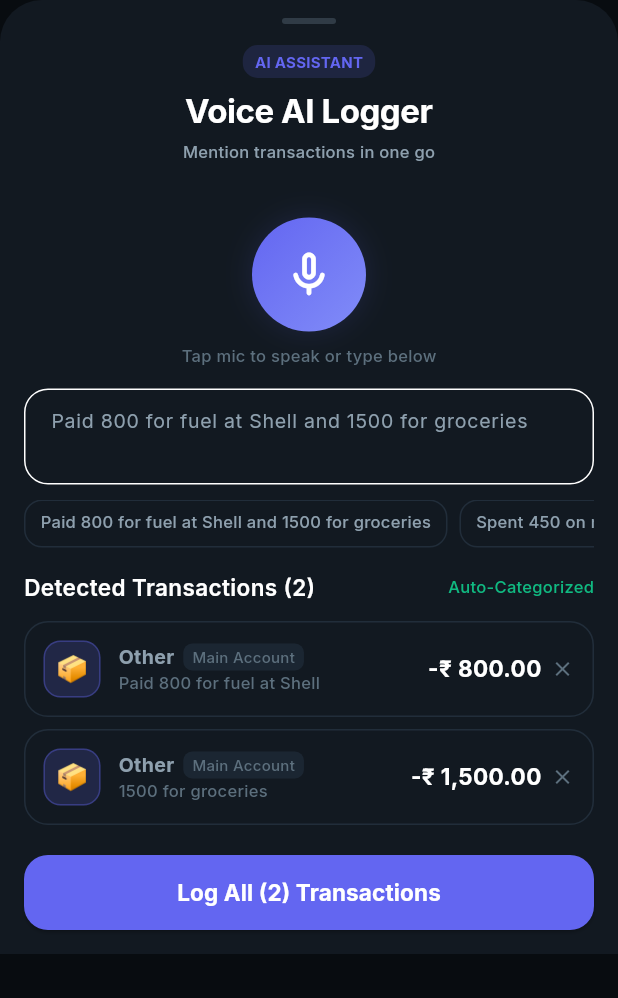
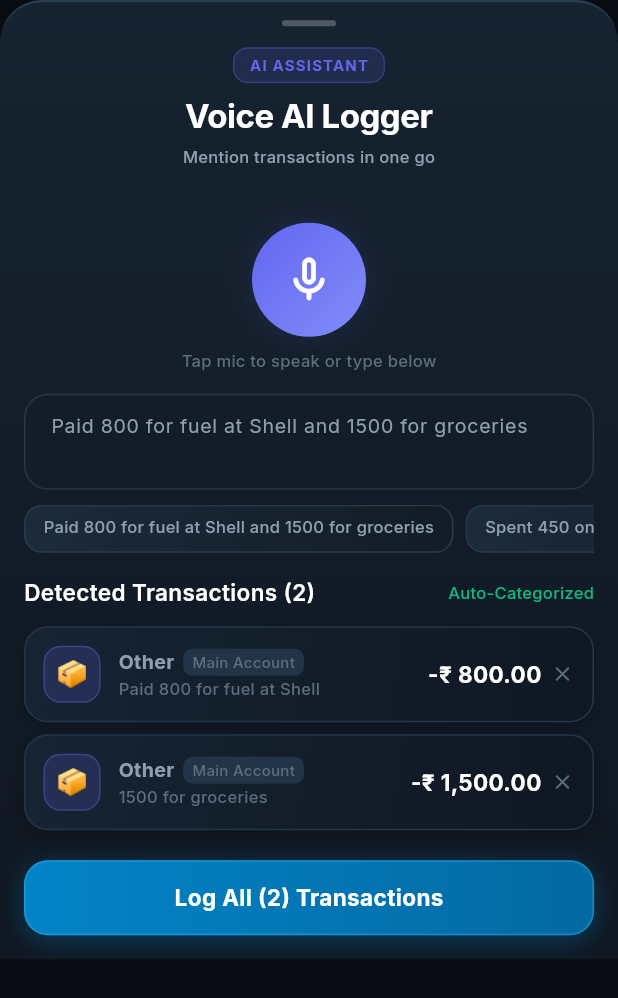
Before and after one commit to gopu29/flow_expense, a Flutter app: the VoiceLoggerSheet widget shown alone on an empty page, opened directly, after a tap on the "mic none" icon, after a tap on the "mic" icon, on a phone screen of 412 x 824 dp. Shown: the top 998 px of the screen. Run offline on Flutter 3.47's test engine with Material 3 defaults, Android fonts, the phone set to English and light mode, and no system bars; our stand-ins replace fl_chart, flutter_riverpod, google_fonts, sqflite, sqflite_common_ffi_web; accounts and stored records are empty.

Commit message:
style(sheets): elevate month selector and voice logger modal glassmorphism

```diff
--- a/lib/features/voice_logging/screens/voice_logger_sheet.dart
+++ b/lib/features/voice_logging/screens/voice_logger_sheet.dart
@@ -1,4 +1,5 @@
 import 'package:flutter/material.dart';
+import 'package:flutter/services.dart';
 import 'package:flutter_riverpod/flutter_riverpod.dart';
 import '../../../core/theme/app_colors.dart';
 import '../../../core/theme/app_typography.dart';
@@ -111,8 +112,21 @@ class _VoiceLoggerSheetState extends ConsumerState<VoiceLoggerSheet> {
   Widget build(BuildContext context) {
     return Container(
       decoration: const BoxDecoration(
-        color: AppColors.backgroundSecondary,
+        gradient: LinearGradient(
+          begin: Alignment.topCenter,
+          end: Alignment.bottomCenter,
+          colors: [
+            Color(0xFF162330),
+            Color(0xFF0F1722),
+          ],
+        ),
         borderRadius: BorderRadius.vertical(top: Radius.circular(28)),
+        border: Border(
+          top: BorderSide(
+            color: Color(0xFF2B3F54),
+            width: 1.5,
+          ),
+        ),
       ),
       padding: EdgeInsets.only(
         top: 12,
@@ -132,7 +146,7 @@ class _VoiceLoggerSheetState extends ConsumerState<VoiceLoggerSheet> {
                   width: 36,
                   height: 4,
                   decoration: BoxDecoration(
-                    color: AppColors.textTertiary.withValues(alpha: 0.4),
+                    color: Colors.white.withValues(alpha: 0.25),
                     borderRadius: BorderRadius.circular(2),
                   ),
                 ),
@@ -144,10 +158,13 @@ class _VoiceLoggerSheetState extends ConsumerState<VoiceLoggerSheet> {
                 mainAxisAlignment: MainAxisAlignment.center,
                 children: [
                   Container(
-                    padding: const EdgeInsets.symmetric(horizontal: 8, vertical: 4),
+                    padding: const EdgeInsets.symmetric(horizontal: 10, vertical: 4),
                     decoration: BoxDecoration(
                       color: AppColors.accent.withValues(alpha: 0.15),
                       borderRadius: BorderRadius.circular(10),
+                      border: Border.all(
+                        color: AppColors.accent.withValues(alpha: 0.3),
+                      ),
                     ),
                     child: Text(
                       'AI ASSISTANT',
@@ -155,6 +172,7 @@ class _VoiceLoggerSheetState extends ConsumerState<VoiceLoggerSheet> {
                         color: AppColors.accent,
                         fontWeight: FontWeight.bold,
                         fontSize: 10,
+                        letterSpacing: 0.8,
                       ),
                     ),
                   ),
@@ -176,6 +194,7 @@ class _VoiceLoggerSheetState extends ConsumerState<VoiceLoggerSheet> {
               VoiceWaveformMic(
                 isListening: _isListening,
                 onToggle: () {
+                  HapticFeedback.mediumImpact();
                   if (_isListening) {
                     setState(() => _isListening = false);
                   } else {
@@ -201,11 +220,15 @@ class _VoiceLoggerSheetState extends ConsumerState<VoiceLoggerSheet> {
                   hintText: 'e.g. Spent 250 for lunch and 80 for coffee',
                   hintStyle: AppTypography.bodyMedium.copyWith(color: AppColors.textTertiary),
                   filled: true,
-                  fillColor: AppColors.surface,
+                  fillColor: const Color(0xFF131D28),
                   contentPadding: const EdgeInsets.symmetric(horizontal: 14, vertical: 12),
                   border: OutlineInputBorder(
                     borderRadius: BorderRadius.circular(16),
-                    borderSide: const BorderSide(color: AppColors.surfaceBorder),
+                    borderSide: const BorderSide(color: Color(0xFF243647)),
+                  ),
+                  enabledBorder: OutlineInputBorder(
+                    borderRadius: BorderRadius.circular(16),
+                    borderSide: const BorderSide(color: Color(0xFF243647)),
                   ),
                 ),
               ),
@@ -222,20 +245,24 @@ class _VoiceLoggerSheetState extends ConsumerState<VoiceLoggerSheet> {
                     final prompt = _samplePrompts[index];
                     return GestureDetector(
                       onTap: () {
+                        HapticFeedback.selectionClick();
                         _speechController.text = prompt;
                       },
                       child: Container(
-                        padding: const EdgeInsets.symmetric(horizontal: 10, vertical: 6),
+                        padding: const EdgeInsets.symmetric(horizontal: 12, vertical: 6),
                         decoration: BoxDecoration(
-                          color: AppColors.surface,
+                          gradient: const LinearGradient(
+                            colors: [Color(0xFF1C2B3A), Color(0xFF121C26)],
+                          ),
                           borderRadius: BorderRadius.circular(12),
-                          border: Border.all(color: AppColors.surfaceBorder),
+                          border: Border.all(color: const Color(0xFF273A4D)),
                         ),
                         child: Text(
                           prompt,
                           style: AppTypography.caption.copyWith(
                             fontSize: 11,
                             color: AppColors.textSecondary,
+                            fontWeight: FontWeight.w500,
                           ),
                         ),
                       ),
@@ -263,9 +290,20 @@ class _VoiceLoggerSheetState extends ConsumerState<VoiceLoggerSheet> {
                     margin: const EdgeInsets.symmetric(vertical: 4),
                     padding: const EdgeInsets.all(12),
                     decoration: BoxDecoration(
-                      color: AppColors.surface,
+                      gradient: const LinearGradient(
+                        begin: Alignment.topLeft,
+                        end: Alignment.bottomRight,
+                        colors: [Color(0xFF172433), Color(0xFF0F1722)],
+                      ),
                       borderRadius: BorderRadius.circular(16),
-                      border: Border.all(color: AppColors.surfaceBorder),
+                      border: Border.all(color: const Color(0xFF243649)),
+                      boxShadow: [
+                        BoxShadow(
+                          color: Colors.black.withValues(alpha: 0.25),
+                          blurRadius: 8,
+                          offset: const Offset(0, 2),
+                        ),
+                      ],
                     ),
                     child: Row(
                       children: [
@@ -290,7 +328,7 @@ class _VoiceLoggerSheetState extends ConsumerState<VoiceLoggerSheet> {
                                   Container(
                                     padding: const EdgeInsets.symmetric(horizontal: 6, vertical: 2),
                                     decoration: BoxDecoration(
-                                      color: AppColors.surfaceHover,
+                                      color: const Color(0xFF223447),
                                       borderRadius: BorderRadius.circular(6),
                                     ),
                                     child: Text(
@@ -319,6 +357,7 @@ class _VoiceLoggerSheetState extends ConsumerState<VoiceLoggerSheet> {
                         const SizedBox(width: 6),
                         GestureDetector(
                           onTap: () {
+                            HapticFeedback.lightImpact();
                             setState(() {
                               _proposals.removeAt(index);
                             });
@@ -332,20 +371,45 @@ class _VoiceLoggerSheetState extends ConsumerState<VoiceLoggerSheet> {
                 const SizedBox(height: 16),
 
                 // Commit Button
-                SizedBox(
+                Container(
                   width: double.infinity,
                   height: 50,
-                  child: ElevatedButton(
-                    onPressed: _logAllTransactions,
-                    style: ElevatedButton.styleFrom(
-                      backgroundColor: AppColors.accent,
-                      shape: RoundedRectangleBorder(borderRadius: BorderRadius.circular(16)),
+                  decoration: BoxDecoration(
+                    gradient: const LinearGradient(
+                      colors: [
+                        Color(0xFF0284C7),
+                        Color(0xFF0369A1),
+                      ],
                     ),
-                    child: Text(
-                      'Log All (${_proposals.length}) Transactions',
-                      style: AppTypography.bodyLarge.copyWith(
-                        fontWeight: FontWeight.bold,
-                        color: Colors.white,
+                    borderRadius: BorderRadius.circular(16),
+                    border: Border.all(
+                      color: const Color(0xFF38BDF8).withValues(alpha: 0.4),
+                      width: 1,
+                    ),
+                    boxShadow: [
+                      BoxShadow(
+                        color: const Color(0xFF0284C7).withValues(alpha: 0.35),
+                        blurRadius: 14,
+                        offset: const Offset(0, 4),
+                      ),
+                    ],
+                  ),
+                  child: Material(
+                    color: Colors.transparent,
+                    child: InkWell(
+                      borderRadius: BorderRadius.circular(16),
+                      onTap: () {
+                        HapticFeedback.mediumImpact();
+                        _logAllTransactions();
+                      },
+                      child: Center(
+                        child: Text(
+                          'Log All (${_proposals.length}) Transactions',
+                          style: AppTypography.bodyLarge.copyWith(
+                            fontWeight: FontWeight.bold,
+                            color: Colors.white,
+                          ),
+                        ),
                       ),
                     ),
                   ),
```
Also changed, not shown: lib/core/widgets/month_selector_sheet.dart (+77 -22 lines).
